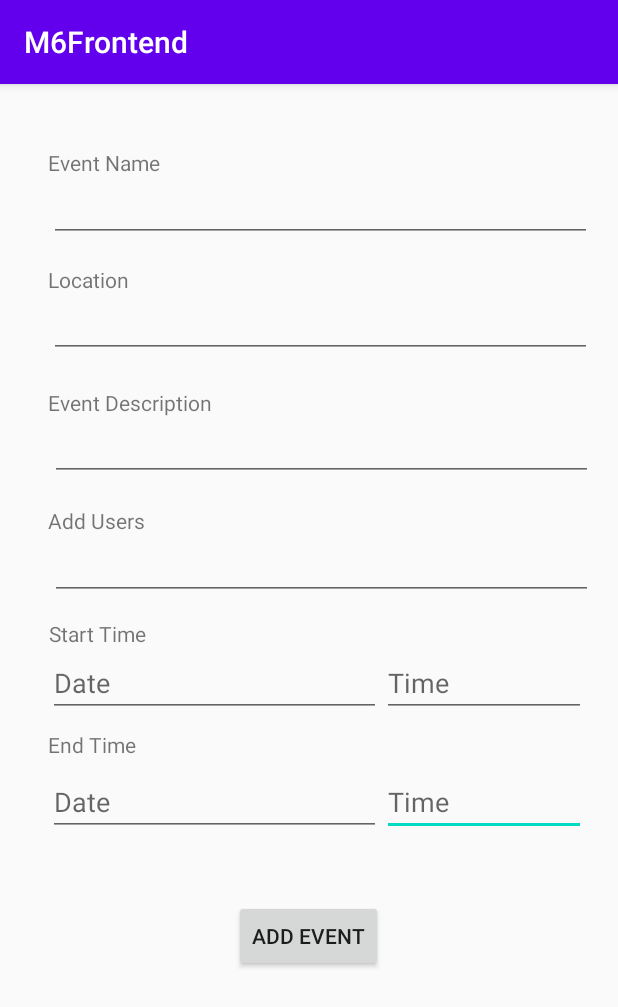
After one commit to chees-e/Hangout, an Android app: the AddEventActivity screen opened directly, with no data from a screen before it, on a phone screen of 412 x 824 dp. The commit adds this screen. Shown: the top 1007 px of the screen. Run offline under Robolectric (Android 15) with nearby library versions, the phone set to English and light mode, and no system bars; our stand-ins replace Firebase (no records; nobody signed in at launch, a user with empty details on screens opened directly), Volley.

Commit message:
implemented an add event button that takes user input and prints a json formatted string following google calender api https://developers.google.com/calendar/create-events

```diff
--- a/Frontend/app/build.gradle
+++ b/Frontend/app/build.gradle
@@ -35,9 +35,12 @@ dependencies {
     // Declare the dependency for the Firebase SDK for Google Analytics
     implementation 'com.google.firebase:firebase-analytics'
 
-    //Firebase Auth
+    // Firebase Auth
     implementation 'com.firebaseui:firebase-ui-auth:6.2.0'
     implementation 'com.google.firebase:firebase-auth'
 
     // Chat
+
+    // Volley
+    implementation 'com.android.volley:volley:1.1.1'
 }
--- a/Frontend/app/src/main/AndroidManifest.xml
+++ b/Frontend/app/src/main/AndroidManifest.xml
@@ -9,6 +9,7 @@
         android:roundIcon="@mipmap/ic_launcher_round"
         android:supportsRtl="true"
         android:theme="@style/AppTheme">
+        <activity android:name=".AddEventActivity"></activity>
         <activity android:name=".ChatActivity" />
         <activity android:name=".Profile" />
         <activity android:name=".MainActivity">
--- /dev/null
+++ b/Frontend/app/src/main/java/com/example/m6frontend/AddEventActivity.java
@@ -0,0 +1,232 @@
+package com.example.m6frontend;
+
+import androidx.annotation.RequiresApi;
+import androidx.appcompat.app.AppCompatActivity;
+
+import android.app.DatePickerDialog;
+import android.app.TimePickerDialog;
+import android.os.Build;
+import android.os.Bundle;
+import android.text.InputType;
+import android.util.Log;
+import android.view.View;
+import android.widget.Button;
+import android.widget.DatePicker;
+import android.widget.EditText;
+import android.widget.TimePicker;
+import android.widget.Toast;
+
+
+import com.android.volley.Request;
+import com.android.volley.RequestQueue;
+import com.android.volley.Response;
+import com.android.volley.VolleyError;
+import com.android.volley.toolbox.StringRequest;
+import com.android.volley.toolbox.Volley;
+import com.google.firebase.auth.FirebaseAuth;
+import com.google.firebase.auth.FirebaseUser;
+
+import org.json.JSONArray;
+import org.json.JSONException;
+import org.json.JSONObject;
+
+import java.util.Calendar;
+
+
+// TODO: implement adding additional users
+// TODO: check if users are valid
+// TODO: fix tap responsiveness of time/date selectors
+// TODO: improve location selector (maps integration?)
+public class AddEventActivity extends AppCompatActivity {
+    private EditText eventName;
+    private EditText locationName;
+    private EditText descriptionName;
+    private EditText usersName;
+
+    private EditText startDate;
+    private EditText startTime;
+    private EditText endDate;
+    private EditText endTime;
+    private DatePickerDialog datePicker;
+    private TimePickerDialog timePicker;
+
+    private Button addEventButton;
+
+    @Override
+    protected void onCreate(Bundle savedInstanceState) {
+        super.onCreate(savedInstanceState);
+        setContentView(R.layout.activity_add_event);
+        addEventButton = findViewById(R.id.add_event_button);
+
+        eventName = findViewById(R.id.editTextEvent);
+        locationName = findViewById(R.id.editTextLocation);
+        descriptionName = findViewById(R.id.editTextEventDescription);
+
+        usersName = findViewById(R.id.editTextAddUsers);
+
+        startDate = findViewById(R.id.editTextStartDate);
+        startTime = findViewById(R.id.editTextStartTime);
+        startDate.setInputType(InputType.TYPE_NULL);
+        startTime.setInputType(InputType.TYPE_NULL);
+
+        endDate = findViewById(R.id.editTextEndDate);
+        endTime = findViewById(R.id.editTextEndTime);
+        endDate.setInputType(InputType.TYPE_NULL);
+        endTime.setInputType(InputType.TYPE_NULL);
+
+
+        // gets start date
+        startDate.setOnClickListener(new View.OnClickListener() {
+            @RequiresApi(api = Build.VERSION_CODES.N)
+            @Override
+            public void onClick(View v) {
+                final Calendar calendar = Calendar.getInstance();
+                int day = calendar.get(Calendar.DAY_OF_WEEK);
+                int month = calendar.get(Calendar.MONTH);
+                int year = calendar.get(Calendar.YEAR);
+
+                datePicker = new DatePickerDialog(AddEventActivity.this,
+                        new DatePickerDialog.OnDateSetListener() {
+                            @Override
+                            public void onDateSet(DatePicker view, int year, int month, int dayOfMonth) {
+                                startDate.setText(year + "-" + (month + 1) + "-" + dayOfMonth);
+                            }
+                        }, year, month, day);
+                datePicker.show();
+            }
+        });
+
+        // gets start time
+        startTime.setOnClickListener(new View.OnClickListener() {
+            @Override
+            public void onClick(View v) {
+                final Calendar calendar = Calendar.getInstance();
+                int hour = calendar.get(Calendar.HOUR_OF_DAY);
+                int minute = calendar.get(Calendar.MINUTE);
+                TimePickerDialog timePicker = new TimePickerDialog(AddEventActivity.this,
+                        new TimePickerDialog.OnTimeSetListener() {
+                            @Override
+                            public void onTimeSet(TimePicker view, int hourOfDay, int minute) {
+                                startTime.setText(hourOfDay + ":" + minute);
+                            }
+                        }, hour, minute, true);
+                timePicker.show();
+            }
+        });
+
+        // gets end date
+        endDate.setOnClickListener(new View.OnClickListener() {
+            @RequiresApi(api = Build.VERSION_CODES.N)
+            @Override
+            public void onClick(View v) {
+                final Calendar calendar = Calendar.getInstance();
+                int day = calendar.get(Calendar.DAY_OF_WEEK);
+                int month = calendar.get(Calendar.MONTH);
+                int year = calendar.get(Calendar.YEAR);
+
+                datePicker = new DatePickerDialog(AddEventActivity.this,
+                        new DatePickerDialog.OnDateSetListener() {
+                            @Override
+                            public void onDateSet(DatePicker view, int year, int month, int dayOfMonth) {
+                                endDate.setText(year + "-" + (month + 1) + "-" + dayOfMonth);
+                            }
+                        }, year, month, day);
+                datePicker.show();
+            }
+        });
+
+        // gets end time
+        endTime.setOnClickListener(new View.OnClickListener() {
+            @Override
+            public void onClick(View v) {
+                final Calendar calendar = Calendar.getInstance();
+                int hour = calendar.get(Calendar.HOUR_OF_DAY);
+                int minute = calendar.get(Calendar.MINUTE);
+                TimePickerDialog timePicker = new TimePickerDialog(AddEventActivity.this,
+                        new TimePickerDialog.OnTimeSetListener() {
+                            @Override
+                            public void onTimeSet(TimePicker view, int hourOfDay, int minute) {
+                                endTime.setText(hourOfDay + ":" + minute);
+                            }
+                        }, hour, minute, true);
+                timePicker.show();
+            }
+        });
+
+        // TODO: connect to backend
+        // TODO: error checking
+        addEventButton.setOnClickListener(new View.OnClickListener() {
+
+            @Override
+            public void onClick(View v){
+                FirebaseUser currentUser = FirebaseAuth.getInstance().getCurrentUser();
+                try {
+                    String jsonString = new JSONObject()
+                            .put("summary", eventName.getText())
+                            .put("location", locationName.getText())
+                            .put("description", descriptionName.getText())
+                            .put("start", new JSONObject().put("dateTime", startDate.getText() + "T" + startTime.getText()))
+                            .put("end", new JSONObject().put("dateTime", endDate.getText() + "T" + endTime.getText()))
+                            .put("attendees", new JSONArray().put("email:" + currentUser.getEmail()))
+                            .toString();
+                    Toast.makeText(AddEventActivity.this, jsonString, Toast.LENGTH_LONG).show();
+                } catch (JSONException e) {
+                    e.printStackTrace();
+                }
+
+                finish();
+            }
+            /* Server Code
+            RequestQueue requestQueue = Volley.newRequestQueue(AddEventActivity.this);
+            String url;
+
+            @Override
+            public void onClick(View v) {
+                StringRequest postRequest = new StringRequest(Request.Method.POST, url,
+                        new Response.Listener<String>() {
+                            @Override
+                            public void onResponse(String response) {
+                                // response
+                                Log.d("Response", response);
+                            }
+                        },
+                        new Response.ErrorListener() {
+                            @Override
+                            public void onErrorResponse(VolleyError error) {
+                                // error
+                                Log.d("Error.Response", error.getMessage());
+                            }
+                        }
+                ) {
+                    @Override
+                    public byte[] getBody() {
+                        String json = ""; // TODO: add json
+                        return json.getBytes();
+                    }
+                };
+                requestQueue.add(postRequest);
+                requestQueue.start();
+
+                StringRequest getRequest = new StringRequest(Request.Method.GET, url,
+                        new Response.Listener<String>() {
+                            @Override
+                            public void onResponse(String response) {
+                                Toast.makeText(AddEventActivity.this, response, Toast.LENGTH_LONG);
+                            }
+                        }, new Response.ErrorListener() {
+                    @Override
+                    public void onErrorResponse(VolleyError error) {
+                        Toast.makeText(AddEventActivity.this, "Event could not be created", Toast.LENGTH_LONG);
+                    }
+                });
+                requestQueue.add(getRequest);
+                requestQueue.start();
+            }
+
+
+
+        });
+        */
+        });
+    }
+}
--- a/Frontend/app/src/main/java/com/example/m6frontend/MainActivity.java
+++ b/Frontend/app/src/main/java/com/example/m6frontend/MainActivity.java
@@ -7,6 +7,7 @@ import android.content.Intent;
 import android.os.Bundle;
 import android.util.Log;
 import android.view.View;
+import android.widget.Toast;
 
 import com.google.android.gms.auth.api.signin.GoogleSignIn;
 import com.google.android.gms.auth.api.signin.GoogleSignInAccount;
@@ -80,6 +81,7 @@ public class MainActivity extends AppCompatActivity {
             } catch (ApiException e) {
                 // Google Sign In failed, update UI appropriately
                 Log.w(TAG, "Google sign in failed", e);
+                Toast.makeText(this, "Sign In Failed", Toast.LENGTH_LONG).show();
                 // ...
             }
         }
--- a/Frontend/app/src/main/java/com/example/m6frontend/Profile.java
+++ b/Frontend/app/src/main/java/com/example/m6frontend/Profile.java
@@ -8,6 +8,7 @@ import android.os.Bundle;
 import android.util.Log;
 import android.view.View;
 import android.widget.Button;
+import android.widget.ImageButton;
 import android.widget.TextView;
 
 import com.google.android.gms.auth.api.signin.GoogleSignIn;
@@ -18,7 +19,9 @@ import com.google.firebase.auth.FirebaseUser;
 public class Profile extends AppCompatActivity {
     private Button signOutButton;
     private Button chatButton;
+    private Button eventButton;
     private TextView email;
+    private ImageButton settingsButton;
     final static String TAG = "Profile";
 
     @Override
@@ -48,10 +51,20 @@ public class Profile extends AppCompatActivity {
         chatButton.setOnClickListener(new View.OnClickListener() {
             @Override
             public void onClick(View v) {
-                Intent intent = new Intent(getApplicationContext(), ChatActivity.class);
-                startActivity(intent);
+                Intent chatIntent = new Intent(getApplicationContext(), ChatActivity.class);
+                startActivity(chatIntent);
             }
         });
+
+        eventButton = findViewById(R.id.eventButton);
+        eventButton.setOnClickListener(new View.OnClickListener() {
+            @Override
+            public void onClick(View v) {
+                Intent addEventIntent = new Intent(Profile.this, AddEventActivity.class);
+                startActivity(addEventIntent);
+            }
+        });
+
     }
 
     private void signOut() {
--- /dev/null
+++ b/Frontend/app/src/main/res/layout/activity_add_event.xml
@@ -0,0 +1,201 @@
+<?xml version="1.0" encoding="utf-8"?>
+<androidx.constraintlayout.widget.ConstraintLayout xmlns:android="http://schemas.android.com/apk/res/android"
+    xmlns:app="http://schemas.android.com/apk/res-auto"
+    xmlns:tools="http://schemas.android.com/tools"
+    android:layout_width="match_parent"
+    android:layout_height="match_parent"
+    tools:context=".AddEventActivity">
+
+    <EditText
+        android:id="@+id/editTextEndTime"
+        android:layout_width="136dp"
+        android:layout_height="45dp"
+        android:ems="10"
+        android:hint="@string/time_hint"
+        android:inputType="time"
+        app:layout_constraintBottom_toBottomOf="parent"
+        app:layout_constraintEnd_toEndOf="parent"
+        app:layout_constraintHorizontal_bias="0.923"
+        app:layout_constraintStart_toStartOf="parent"
+        app:layout_constraintTop_toTopOf="parent"
+        app:layout_constraintVertical_bias="0.631" />
+
+    <EditText
+        android:id="@+id/editTextStartDate"
+        android:layout_width="222dp"
+        android:layout_height="45dp"
+        android:ems="10"
+        android:hint="@string/date_hint"
+        android:inputType="textPersonName"
+        app:layout_constraintBottom_toBottomOf="parent"
+        app:layout_constraintEnd_toEndOf="parent"
+        app:layout_constraintHorizontal_bias="0.169"
+        app:layout_constraintStart_toStartOf="parent"
+        app:layout_constraintTop_toTopOf="parent"
+        app:layout_constraintVertical_bias="0.521" />
+
+    <EditText
+        android:id="@+id/editTextEvent"
+        android:layout_width="362dp"
+        android:layout_height="42dp"
+        android:ems="10"
+        android:inputType="textPersonName"
+        app:layout_constraintBottom_toBottomOf="parent"
+        app:layout_constraintEnd_toEndOf="parent"
+        app:layout_constraintHorizontal_bias="0.653"
+        app:layout_constraintStart_toStartOf="parent"
+        app:layout_constraintTop_toTopOf="parent"
+        app:layout_constraintVertical_bias="0.087" />
+
+    <EditText
+        android:id="@+id/editTextEventDescription"
+        android:layout_width="362dp"
+        android:layout_height="42dp"
+        android:ems="10"
+        android:inputType="textPersonName"
+        app:layout_constraintBottom_toBottomOf="parent"
+        app:layout_constraintEnd_toEndOf="parent"
+        app:layout_constraintHorizontal_bias="0.673"
+        app:layout_constraintStart_toStartOf="parent"
+        app:layout_constraintTop_toTopOf="parent"
+        app:layout_constraintVertical_bias="0.307" />
+
+    <EditText
+        android:id="@+id/editTextAddUsers"
+        android:layout_width="362dp"
+        android:layout_height="42dp"
+        android:ems="10"
+        android:inputType="textPersonName"
+        app:layout_constraintBottom_toBottomOf="parent"
+        app:layout_constraintEnd_toEndOf="parent"
+        app:layout_constraintHorizontal_bias="0.673"
+        app:layout_constraintStart_toStartOf="parent"
+        app:layout_constraintTop_toTopOf="parent"
+        app:layout_constraintVertical_bias="0.416" />
+
+    <EditText
+        android:id="@+id/editTextLocation"
+        android:layout_width="362dp"
+        android:layout_height="42dp"
+        android:ems="10"
+        android:inputType="textPersonName"
+        app:layout_constraintBottom_toBottomOf="parent"
+        app:layout_constraintEnd_toEndOf="parent"
+        app:layout_constraintHorizontal_bias="0.653"
+        app:layout_constraintStart_toStartOf="parent"
+        app:layout_constraintTop_toTopOf="parent"
+        app:layout_constraintVertical_bias="0.194" />
+
+    <TextView
+        android:id="@+id/textView"
+        android:layout_width="wrap_content"
+        android:layout_height="wrap_content"
+        android:text="@string/add_event_caption"
+        app:layout_constraintBottom_toBottomOf="parent"
+        app:layout_constraintEnd_toEndOf="parent"
+        app:layout_constraintHorizontal_bias="0.095"
+        app:layout_constraintStart_toStartOf="parent"
+        app:layout_constraintTop_toTopOf="parent"
+        app:layout_constraintVertical_bias="0.057" />
+
+    <TextView
+        android:id="@+id/start_date"
+        android:layout_width="wrap_content"
+        android:layout_height="wrap_content"
+        android:text="@string/start_datetime_caption"
+        app:layout_constraintBottom_toBottomOf="parent"
+        app:layout_constraintEnd_toEndOf="parent"
+        app:layout_constraintHorizontal_bias="0.095"
+        app:layout_constraintStart_toStartOf="parent"
+        app:layout_constraintTop_toTopOf="parent"
+        app:layout_constraintVertical_bias="0.476" />
+
+    <TextView
+        android:id="@+id/add_users"
+        android:layout_width="wrap_content"
+        android:layout_height="wrap_content"
+        android:text="@string/add_users_caption"
+        app:layout_constraintBottom_toBottomOf="parent"
+        app:layout_constraintEnd_toEndOf="parent"
+        app:layout_constraintHorizontal_bias="0.092"
+        app:layout_constraintStart_toStartOf="parent"
+        app:layout_constraintTop_toTopOf="parent"
+        app:layout_constraintVertical_bias="0.376" />
+
+    <TextView
+        android:id="@+id/event_description"
+        android:layout_width="wrap_content"
+        android:layout_height="wrap_content"
+        android:text="@string/description_caption"
+        app:layout_constraintBottom_toBottomOf="parent"
+        app:layout_constraintEnd_toEndOf="parent"
+        app:layout_constraintHorizontal_bias="0.105"
+        app:layout_constraintStart_toStartOf="parent"
+        app:layout_constraintTop_toTopOf="parent"
+        app:layout_constraintVertical_bias="0.271" />
+
+    <TextView
+        android:id="@+id/location_caption"
+        android:layout_width="wrap_content"
+        android:layout_height="wrap_content"
+        android:text="@string/location_caption"
+        app:layout_constraintBottom_toBottomOf="parent"
+        app:layout_constraintEnd_toEndOf="parent"
+        app:layout_constraintHorizontal_bias="0.089"
+        app:layout_constraintStart_toStartOf="parent"
+        app:layout_constraintTop_toTopOf="parent"
+        app:layout_constraintVertical_bias="0.161" />
+
+    <Button
+        android:id="@+id/add_event_button"
+        android:layout_width="wrap_content"
+        android:layout_height="wrap_content"
+        android:text="@string/add_event_btn_caption"
+        app:layout_constraintBottom_toBottomOf="parent"
+        app:layout_constraintEnd_toEndOf="parent"
+        app:layout_constraintHorizontal_bias="0.498"
+        app:layout_constraintStart_toStartOf="parent"
+        app:layout_constraintTop_toTopOf="parent"
+        app:layout_constraintVertical_bias="0.756" />
+
+    <EditText
+        android:id="@+id/editTextEndDate"
+        android:layout_width="222dp"
+        android:layout_height="45dp"
+        android:ems="10"
+        android:hint="@string/date_hint"
+        android:inputType="textPersonName"
+        app:layout_constraintBottom_toBottomOf="parent"
+        app:layout_constraintEnd_toEndOf="parent"
+        app:layout_constraintHorizontal_bias="0.169"
+        app:layout_constraintStart_toStartOf="parent"
+        app:layout_constraintTop_toTopOf="parent"
+        app:layout_constraintVertical_bias="0.631" />
+
+    <TextView
+        android:id="@+id/end_date"
+        android:layout_width="wrap_content"
+        android:layout_height="wrap_content"
+        android:text="@string/end_datetime_caption"
+        app:layout_constraintBottom_toBottomOf="parent"
+        app:layout_constraintEnd_toEndOf="parent"
+        app:layout_constraintHorizontal_bias="0.09"
+        app:layout_constraintStart_toStartOf="parent"
+        app:layout_constraintTop_toTopOf="parent"
+        app:layout_constraintVertical_bias="0.575" />
+
+    <EditText
+        android:id="@+id/editTextStartTime"
+        android:layout_width="136dp"
+        android:layout_height="45dp"
+        android:ems="10"
+        android:hint="@string/time_hint"
+        android:inputType="time"
+        app:layout_constraintBottom_toBottomOf="parent"
+        app:layout_constraintEnd_toEndOf="parent"
+        app:layout_constraintHorizontal_bias="0.923"
+        app:layout_constraintStart_toStartOf="parent"
+        app:layout_constraintTop_toTopOf="parent"
+        app:layout_constraintVertical_bias="0.521" />
+
+</androidx.constraintlayout.widget.ConstraintLayout>
--- a/Frontend/app/src/main/res/layout/activity_profile.xml
+++ b/Frontend/app/src/main/res/layout/activity_profile.xml
@@ -37,4 +37,17 @@
         app:layout_constraintEnd_toEndOf="parent"
         app:layout_constraintStart_toStartOf="parent"
         app:layout_constraintTop_toBottomOf="@+id/email" />
+
+    <Button
+        android:id="@+id/eventButton"
+        android:layout_width="wrap_content"
+        android:layout_height="wrap_content"
+        android:text="@string/add_event_btn_caption"
+        app:layout_constraintBottom_toBottomOf="parent"
+        app:layout_constraintEnd_toEndOf="parent"
+        app:layout_constraintHorizontal_bias="0.501"
+        app:layout_constraintStart_toStartOf="parent"
+        app:layout_constraintTop_toTopOf="parent"
+        app:layout_constraintVertical_bias="0.688" />
+
 </androidx.constraintlayout.widget.ConstraintLayout>
--- a/Frontend/app/src/main/res/values/strings.xml
+++ b/Frontend/app/src/main/res/values/strings.xml
@@ -1,3 +1,12 @@
 <resources>
     <string name="app_name">M6Frontend</string>
+    <string name="add_event_caption">Event Name</string>
+    <string name="location_caption">Location</string>
+    <string name="description_caption">Event Description</string>
+    <string name="add_users_caption">Add Users</string>
+    <string name="start_datetime_caption">Start Time</string>
+    <string name="end_datetime_caption">End Time</string>
+    <string name="add_event_btn_caption">Add Event</string>
+    <string name="date_hint">Date</string>
+    <string name="time_hint">Time</string>
 </resources>
--- a/Frontend/build.gradle
+++ b/Frontend/build.gradle
@@ -5,7 +5,7 @@ buildscript {
         jcenter()
     }
     dependencies {
-        classpath "com.android.tools.build:gradle:4.0.2"
+        classpath 'com.android.tools.build:gradle:4.1.0'
         classpath 'com.google.gms:google-services:4.3.4'  // Google Services plugin
 
         // NOTE: Do not place your application dependencies here; they belong
```
Also changed, not shown: Frontend/gradle/wrapper/gradle-wrapper.properties.
